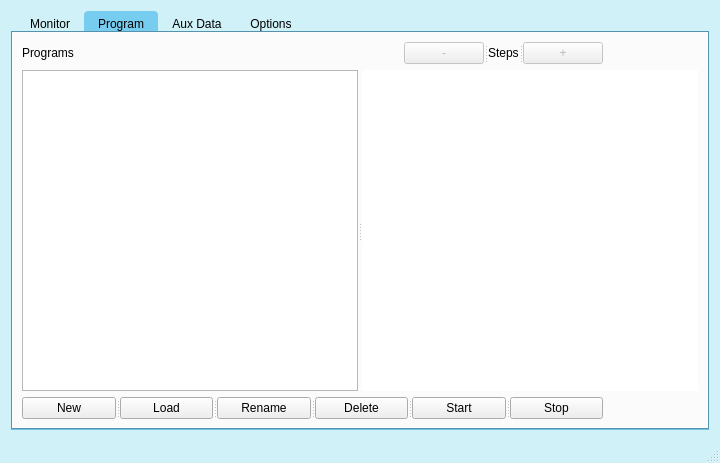
Qt form mainwindow.ui (simachewh/chamberControlPcGUIPT) before a commit.
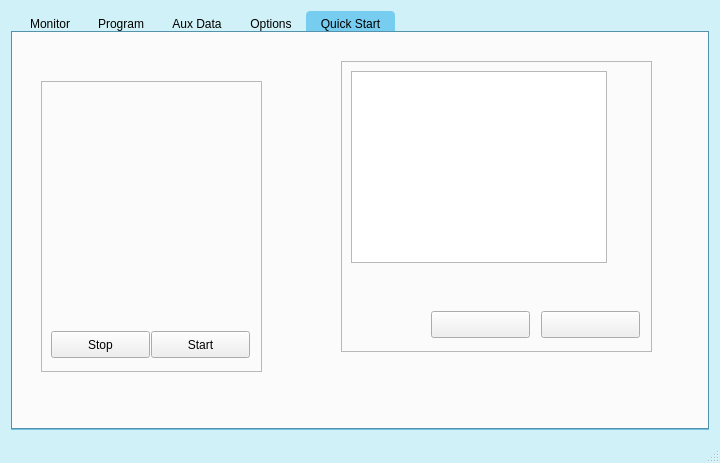
The same form after that commit. Icons and pictures are not drawn.

Commit message: steps are now zero indexed removing steps on gui Comming: step removing from file maybe serialize steps in to file instead of save them as texts

```diff
--- a/mainwindow.ui
+++ b/mainwindow.ui
@@ -88,7 +88,7 @@
 }</string>
        </property>
        <property name="currentIndex">
-        <number>1</number>
+        <number>4</number>
        </property>
        <widget class="QWidget" name="monitorTab">
         <attribute name="title">
@@ -844,8 +844,30 @@
               <property name="enabled">
                <bool>false</bool>
               </property>
+              <property name="focusPolicy">
+               <enum>Qt::NoFocus</enum>
+              </property>
+              <property name="autoFillBackground">
+               <bool>false</bool>
+              </property>
+              <property name="styleSheet">
+               <string notr="true">QPushButton
+{
+border : none;
+}</string>
+              </property>
               <property name="text">
-               <string>-</string>
+               <string/>
+              </property>
+              <property name="icon">
+               <iconset resource="options-icons.qrc">
+                <normaloff>:/images/Less.png</normaloff>:/images/Less.png</iconset>
+              </property>
+              <property name="iconSize">
+               <size>
+                <width>24</width>
+                <height>24</height>
+               </size>
               </property>
              </widget>
              <widget class="QLabel" name="stepsLabel">
@@ -866,8 +888,27 @@
               <property name="enabled">
                <bool>false</bool>
               </property>
+              <property name="focusPolicy">
+               <enum>Qt::NoFocus</enum>
+              </property>
+              <property name="styleSheet">
+               <string notr="true">QPushButton
+{
+border : none;
+}</string>
+              </property>
               <property name="text">
-               <string>+</string>
+               <string/>
+              </property>
+              <property name="icon">
+               <iconset resource="options-icons.qrc">
+                <normaloff>:/images/More.png</normaloff>:/images/More.png</iconset>
+              </property>
+              <property name="iconSize">
+               <size>
+                <width>24</width>
+                <height>24</height>
+               </size>
               </property>
              </widget>
             </widget>
@@ -1242,6 +1283,119 @@
          </item>
         </layout>
        </widget>
+       <widget class="QWidget" name="quickStartTab">
+        <attribute name="title">
+         <string>Quick Start</string>
+        </attribute>
+        <widget class="QFrame" name="pgmFrame">
+         <property name="geometry">
+          <rect>
+           <x>30</x>
+           <y>50</y>
+           <width>221</width>
+           <height>291</height>
+          </rect>
+         </property>
+         <property name="frameShape">
+          <enum>QFrame::StyledPanel</enum>
+         </property>
+         <property name="frameShadow">
+          <enum>QFrame::Raised</enum>
+         </property>
+         <widget class="QPushButton" name="pushButton">
+          <property name="geometry">
+           <rect>
+            <x>110</x>
+            <y>250</y>
+            <width>99</width>
+            <height>27</height>
+           </rect>
+          </property>
+          <property name="text">
+           <string>Start</string>
+          </property>
+         </widget>
+         <widget class="QPushButton" name="pushButton_3">
+          <property name="geometry">
+           <rect>
+            <x>10</x>
+            <y>250</y>
+            <width>99</width>
+            <height>27</height>
+           </rect>
+          </property>
+          <property name="text">
+           <string>Stop</string>
+          </property>
+         </widget>
+        </widget>
+        <widget class="QFrame" name="stepsFrame">
+         <property name="geometry">
+          <rect>
+           <x>330</x>
+           <y>30</y>
+           <width>311</width>
+           <height>291</height>
+          </rect>
+         </property>
+         <property name="frameShape">
+          <enum>QFrame::StyledPanel</enum>
+         </property>
+         <property name="frameShadow">
+          <enum>QFrame::Raised</enum>
+         </property>
+         <widget class="QTableView" name="tableView">
+          <property name="geometry">
+           <rect>
+            <x>10</x>
+            <y>10</y>
+            <width>256</width>
+            <height>192</height>
+           </rect>
+          </property>
+         </widget>
+         <widget class="QPushButton" name="plusStepButton">
+          <property name="geometry">
+           <rect>
+            <x>200</x>
+            <y>250</y>
+            <width>99</width>
+            <height>27</height>
+           </rect>
+          </property>
+          <property name="text">
+           <string/>
+          </property>
+          <property name="icon">
+           <iconset resource="options-icons.qrc">
+            <normaloff>:/images/More.png</normaloff>:/images/More.png</iconset>
+          </property>
+          <property name="iconSize">
+           <size>
+            <width>24</width>
+            <height>24</height>
+           </size>
+          </property>
+         </widget>
+         <widget class="QPushButton" name="minusStepButton">
+          <property name="geometry">
+           <rect>
+            <x>90</x>
+            <y>250</y>
+            <width>99</width>
+            <height>27</height>
+           </rect>
+          </property>
+          <property name="text">
+           <string/>
+          </property>
+          <property name="icon">
+           <iconset resource="options-icons.qrc">
+            <normaloff>:/images/Less.png</normaloff>:/images/Less.png</iconset>
+          </property>
+         </widget>
+        </widget>
+       </widget>
       </widget>
      </widget>
     </item>
```
Left out of the diff: 1 changed line with no effect on the pictures. The commit also changes 11 other files.
